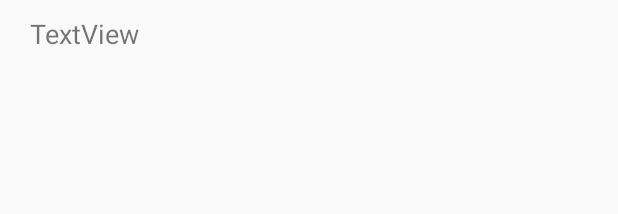
After one commit to corven/parseTelecast, an Android app: the layout channel_item.xml on its own in the app's theme, with its tools: preview values and no code run, on a phone screen of 412 x 824 dp. The commit adds this screen. Shown: the top 214 px of the screen. Run offline under Robolectric (Android 15) with nearby library versions, the phone set to English and light mode, and no system bars.

Commit message:
Добавление списка каналов

```diff
--- /dev/null
+++ b/app/src/main/res/layout/channel_item.xml
@@ -0,0 +1,19 @@
+<?xml version="1.0" encoding="utf-8"?>
+<LinearLayout xmlns:android="http://schemas.android.com/apk/res/android"
+    android:orientation="horizontal" android:layout_width="match_parent"
+    android:layout_height="match_parent"
+    android:weightSum="1">
+
+    <TextView xmlns:android="http://schemas.android.com/apk/res/android"
+        android:id="@+id/tvChannel"
+        android:layout_width="match_parent"
+        android:layout_height="wrap_content"
+        android:orientation="horizontal"
+        android:padding="10dp"
+        android:text="TextView"
+        android:textSize="18sp"
+        android:drawablePadding="10dp"
+        android:layout_marginLeft="10dp"
+        android:layout_marginRight="10dp" />
+
+</LinearLayout>
--- a/app/src/main/res/menu/menu_main.xml
+++ b/app/src/main/res/menu/menu_main.xml
@@ -1,7 +1,7 @@
 <menu xmlns:android="http://schemas.android.com/apk/res/android"
     xmlns:app="http://schemas.android.com/apk/res-auto"
     xmlns:tools="http://schemas.android.com/tools"
-    tools:context="cos.test.MainActivity">
+    tools:context=".activity.MainActivity">
     <item
         android:id="@+id/action_settings"
         android:orderInCategory="100"
--- a/app/src/main/res/values/colors.xml
+++ b/app/src/main/res/values/colors.xml
@@ -1,8 +1,8 @@
 <?xml version="1.0" encoding="utf-8"?>
 <resources>
-    <color name="colorPrimary">#3F51B5</color>
-    <color name="colorPrimaryDark">#303F9F</color>
-    <color name="colorAccent">#FF4081</color>
+    <color name="colorPrimary">#00B863</color>
+    <color name="colorPrimaryDark">#00B863</color>
+    <color name="colorAccent">#00B863</color>
     <color name="white">#FFFFFF</color>
     <color name="grey">#B8B8B8</color>
     <color name="green">#00B863</color>
--- a/app/src/main/res/values/strings.xml
+++ b/app/src/main/res/values/strings.xml
@@ -1,4 +1,8 @@
 <resources>
-    <string name="app_name">test</string>
+    <string name="app_name">Телепередачи</string>
     <string name="action_settings">Settings</string>
+
+    <!-- TODO: Remove or change this placeholder text -->
+    <string name="hello_blank_fragment">Hello blank fragment</string>
+    <string name="title_activity_telecast">TelecastActivity</string>
 </resources>
```
Also changed, not shown: app/src/main/AndroidManifest.xml (+6 -2 lines), app/src/main/java/cos/test/activity/MainActivity.java (added, +41 -0 lines), app/src/main/java/cos/test/activity/TelecastActivity.java (renamed from app/src/main/java/cos/test/MainActivity.java, +26 -15 lines), app/src/main/java/cos/test/adapter/ChannelAdapter.java (added, +38 -0 lines), app/src/main/java/cos/test/adapter/PagerChannelsAdapter.java (added, +42 -0 lines), app/src/main/java/cos/test/adapter/TelAdapter.java (renamed from app/src/main/java/cos/test/TelAdapter.java, +4 -1 lines), app/src/main/java/cos/test/fragment/FragmentChannels.java (added, +92 -0 lines), app/src/main/java/cos/test/fragment/FragmentFavorites.java (added, +24 -0 lines), app/src/main/java/cos/test/model/Channel.java (added, +27 -0 lines), app/src/main/java/cos/test/model/Telecast.java (renamed from app/src/main/java/cos/test/Telecast.java, +1 -1 lines), app/src/main/res/layout/activity_main.xml (+5 -6 lines), app/src/main/res/layout/activity_telecast.xml (added, +12 -0 lines), app/src/main/res/layout/content_main.xml (+18 -13 lines), app/src/main/res/layout/content_telecast.xml (added, +16 -0 lines), 2 more files.
